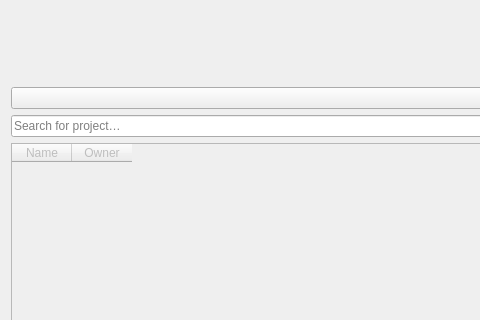
Before: the Qt Designer form qfieldsync/ui/cloud_projects_dialog.ui in opengisch/qfieldsync, drawn with Qt 5; both pictures show x 0 to 480 and y 0 to 320 of the 640 by 661 pixel window.
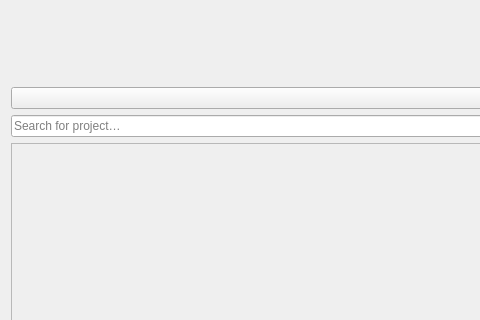
After: the same form once the commit is applied. The open tabs and pages were chosen to show the change. Icons and pictures are not drawn. Custom widgets are drawn as their Qt base class.

Commit message: Upgrade the cloud projects table into a proper model

What changed in the file:
```diff
--- a/qfieldsync/ui/cloud_projects_dialog.ui
+++ b/qfieldsync/ui/cloud_projects_dialog.ui
@@ -139,7 +139,7 @@
         </widget>
        </item>
        <item>
-        <widget class="QTableWidget" name="projectsTable">
+        <widget class="QTableView" name="projectsTable">
          <property name="enabled">
           <bool>false</bool>
          </property>
@@ -167,16 +167,6 @@
          <attribute name="horizontalHeaderShowSortIndicator" stdset="0">
           <bool>true</bool>
          </attribute>
-         <column>
-          <property name="text">
-           <string>Name</string>
-          </property>
-         </column>
-         <column>
-          <property name="text">
-           <string>Owner</string>
-          </property>
-         </column>
         </widget>
        </item>
        <item>
```
The commit also changes 2 other files.
